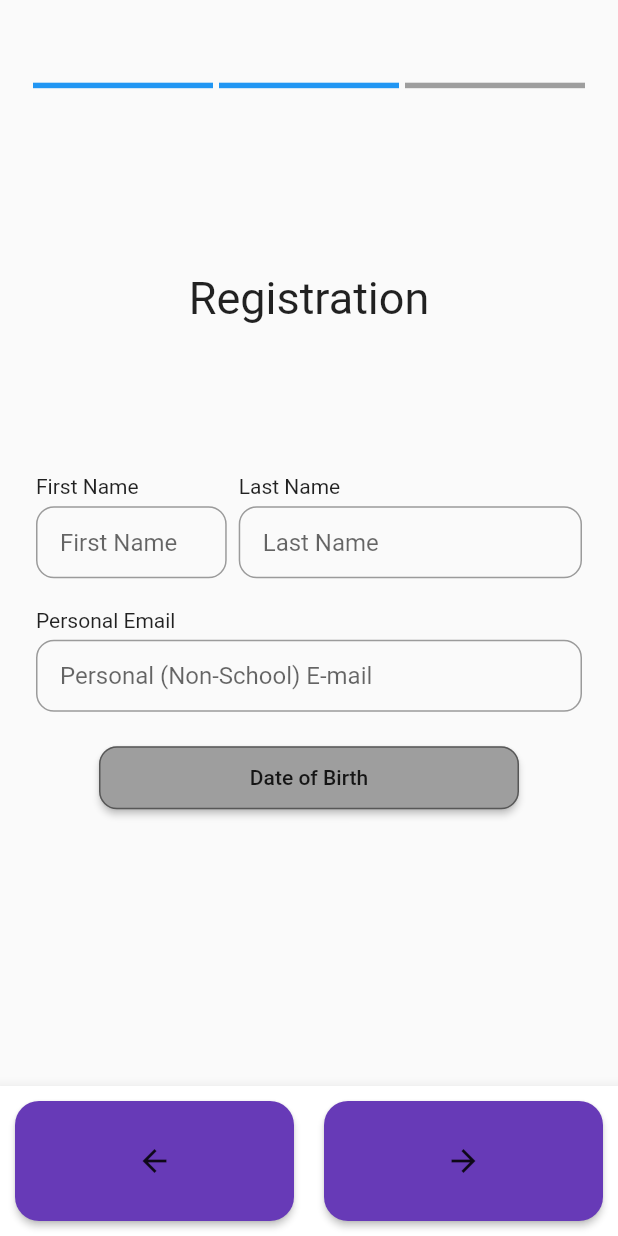
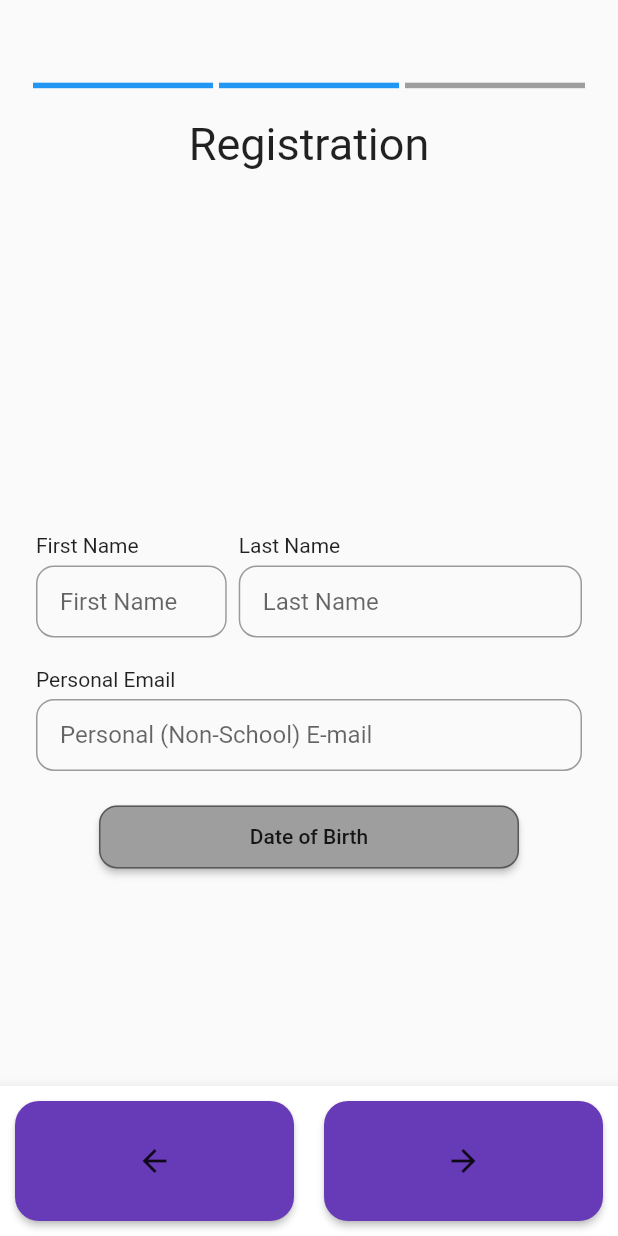
Before and after one commit to KatiGithub/StudentPro, a Flutter app: the RegistrationScreen screen opened by its route, after a tap on the "arrow forward" icon, on a phone screen of 412 x 824 dp. Run offline on Flutter 3.47's test engine with Material 2 defaults, Android fonts, the phone set to English and light mode, and no system bars; drawn by our look-alikes of carousel_slider, step_progress_indicator; our stand-ins replace animated_text_kit, equatable, firebase_auth, firebase_core, firebase_messaging, flutter_bloc and 2 more; accounts and stored records are empty; generated files the repository leaves out were written again; network calls fail; Roboto replaces fonts that are missing (SF_Pro).

```diff
--- a/customer_frontend/lib/views/authentication/register/email_verification.dart
+++ b/customer_frontend/lib/views/authentication/register/email_verification.dart
@@ -48,7 +48,7 @@ class _EmailVerificationState extends State<EmailVerification> {
               mainAxisAlignment: MainAxisAlignment.center,
               children: [
                 const Text(
-                    "Click on the link sent to your school email to verify."),
+                    "Click on the link sent to your school email to verify.", textAlign: TextAlign.center,),
                 RoundedButton(
                     title: 'Resend E-mail',
                     colour: Colors.blueAccent,
--- a/customer_frontend/lib/views/authentication/register/registration_screen.dart
+++ b/customer_frontend/lib/views/authentication/register/registration_screen.dart
@@ -1,16 +1,12 @@
 import 'package:flutter/material.dart';
 import 'package:flutter_bloc/flutter_bloc.dart';
 import 'package:step_progress_indicator/step_progress_indicator.dart';
-import 'package:studio_projects/constant/components.dart';
-import 'package:studio_projects/models/user.dart';
-import 'package:studio_projects/shared/components/rounded_buttons.dart';
-import 'package:studio_projects/views/authentication/register/registration_bloc.dart';
 import 'package:studio_projects/views/authentication/register/registration_cubit.dart';
 import 'package:studio_projects/views/authentication/register/registration_state.dart';
 import 'package:studio_projects/views/authentication/register/steps/intro_registration_screen.dart';
 import 'package:studio_projects/views/authentication/register/steps/step1_screen.dart';
 import 'package:studio_projects/views/authentication/register/steps/step2_screen.dart';
-import 'package:studio_projects/views/authentication/register/email_verification.dart';
+import 'package:carousel_slider/carousel_slider.dart';
 
 class RegistrationScreen extends StatefulWidget {
   static final String id = 'registration';
@@ -21,53 +17,77 @@ class RegistrationScreen extends StatefulWidget {
 
 class _RegistrationScreenState extends State<RegistrationScreen> {
   int currentPage = 0;
+  CarouselController _carouselController = CarouselController();
 
-  List<Widget> _steps = [
+  void _goToNextPage() {
+    _carouselController.nextPage(duration: Duration(milliseconds: 300), curve: Curves.linear);
+    setState(() {
+      currentPage++;
+    });
+  }
+
+  void _goToPreviousPage() {
+    _carouselController.previousPage(duration: Duration(milliseconds: 300), curve: Curves.linear);
+    setState(() {
+      currentPage--;
+    });
+  }
+
+  final List<Widget> _steps = [
     IntroRegistrationScreen(),
-    Padding(
-        padding: EdgeInsetsDirectional.symmetric(horizontal: 24),
-        child: RegistrationPage1()),
-    Padding(
-        padding: EdgeInsetsDirectional.symmetric(horizontal: 24),
-        child: RegistrationPage2()),
+    Padding(padding: EdgeInsetsDirectional.symmetric(horizontal: 24), child: RegistrationPage1()),
+    Padding(padding: EdgeInsetsDirectional.symmetric(horizontal: 24), child: RegistrationPage2()),
   ];
 
   @override
   Widget build(BuildContext context) {
     return Scaffold(
       resizeToAvoidBottomInset: true,
-      body: Stack(
+      body: Column(
         children: [
           Padding(
-            padding: EdgeInsets.only(top: MediaQuery.of(context).size.height/15, left: 20, right: 20),
+            padding: EdgeInsets.only(top: MediaQuery.of(context).size.height / 15, left: 20, right: 20, bottom: 20),
             child: StepProgressIndicator(
               totalSteps: _steps.length,
               currentStep: currentPage + 1,
             ),
           ),
-          SizedBox(
-              height: double.infinity,
+          Expanded(
               child: Column(
             mainAxisAlignment: MainAxisAlignment.center,
             children: [
               currentPage == 0
                   ? SizedBox.shrink()
-                      : Text(
+                  : const Text(
                       "Registration",
                       style: TextStyle(fontSize: 30),
                     ),
               currentPage == 0
-                      ? SizedBox.shrink()
-                      : SizedBox(
+                  ? const SizedBox.shrink()
+                  : const SizedBox(
                       height: 100,
                     ),
               BlocProvider(
                   create: (create) => RegistrationCubit(),
-                    child: BlocBuilder<RegistrationCubit, RegistrationState>(
-                        builder: (context, state) {
-                      return _steps.elementAt(currentPage);
+                  child: BlocBuilder<RegistrationCubit, RegistrationState>(builder: (context, state) {
+                    return Expanded(
+                        child: CarouselSlider(
+                      carouselController: _carouselController,
+                      items: _steps,
+                      options: CarouselOptions(
+                          enableInfiniteScroll: false,
+                          height: double.infinity,
+                          viewportFraction: 1.0,
+                          enlargeCenterPage: true,
+                          onScrolled: (double? index) {
+                            if (currentPage > index!.abs()) {
+                              _goToPreviousPage();
+                            } else if(currentPage < index!.abs()){
+                              _goToNextPage();
+                            }
                           }),
-                  )
+                    ));
+                  }))
             ],
           ))
         ],
@@ -84,17 +104,10 @@ class _RegistrationScreenState extends State<RegistrationScreen> {
                   child: Padding(
                 padding: EdgeInsets.all(10),
                 child: MaterialButton(
-                  shape: const RoundedRectangleBorder(
-                      borderRadius: BorderRadius.all(Radius.circular(16))),
+                  shape: const RoundedRectangleBorder(borderRadius: BorderRadius.all(Radius.circular(16))),
                   color: Colors.deepPurple,
                   height: double.infinity,
-                  onPressed: currentPage > 0
-                      ? () {
-                          setState(() {
-                            currentPage -= 1;
-                          });
-                        }
-                      : null,
+                  onPressed: currentPage > 0 ? _goToPreviousPage : null,
                   child: const Icon(Icons.arrow_back),
                 ),
               )),
@@ -102,17 +115,10 @@ class _RegistrationScreenState extends State<RegistrationScreen> {
                   child: Padding(
                 padding: EdgeInsets.all(10),
                 child: MaterialButton(
-                    shape: const RoundedRectangleBorder(
-                        borderRadius: BorderRadius.all(Radius.circular(16))),
+                    shape: const RoundedRectangleBorder(borderRadius: BorderRadius.all(Radius.circular(16))),
                     color: Colors.deepPurple,
                     height: double.infinity,
-                    onPressed: currentPage < 2
-                        ? () {
-                            setState(() {
-                              currentPage += 1;
-                            });
-                          }
-                        : null,
+                    onPressed: currentPage < 2 ? _goToNextPage : null,
                     child: const Icon(Icons.arrow_forward)),
               ))
             ],
--- a/customer_frontend/lib/views/authentication/register/steps/intro_registration_screen.dart
+++ b/customer_frontend/lib/views/authentication/register/steps/intro_registration_screen.dart
@@ -10,7 +10,7 @@ class IntroRegistrationScreen extends StatelessWidget {
     // );
     return Container(
       width: double.infinity,
-      color: Colors.black,
+      color: Colors.blueAccent
     );
   }
 
--- a/customer_frontend/lib/views/authentication/register/steps/step1_screen.dart
+++ b/customer_frontend/lib/views/authentication/register/steps/step1_screen.dart
@@ -62,7 +62,7 @@ class _RegistrationPage1State extends State<RegistrationPage1> {
         builder: (context, state) {
       return Center(
         child: Column(
-          mainAxisAlignment: MainAxisAlignment.start,
+          mainAxisAlignment: MainAxisAlignment.center,
           children: [
             Row(
               children: [
```
Also changed, not shown: customer_frontend/lib/views/authentication/register/steps/step2_screen.dart (+21 -41 lines), customer_frontend/pubspec.yaml (+9 -0 lines), customer_frontend/assets/splash_background.png (added), customer_frontend/pubspec.lock, 15 other files. Lines whose indentation alone changed are shown as unchanged.
